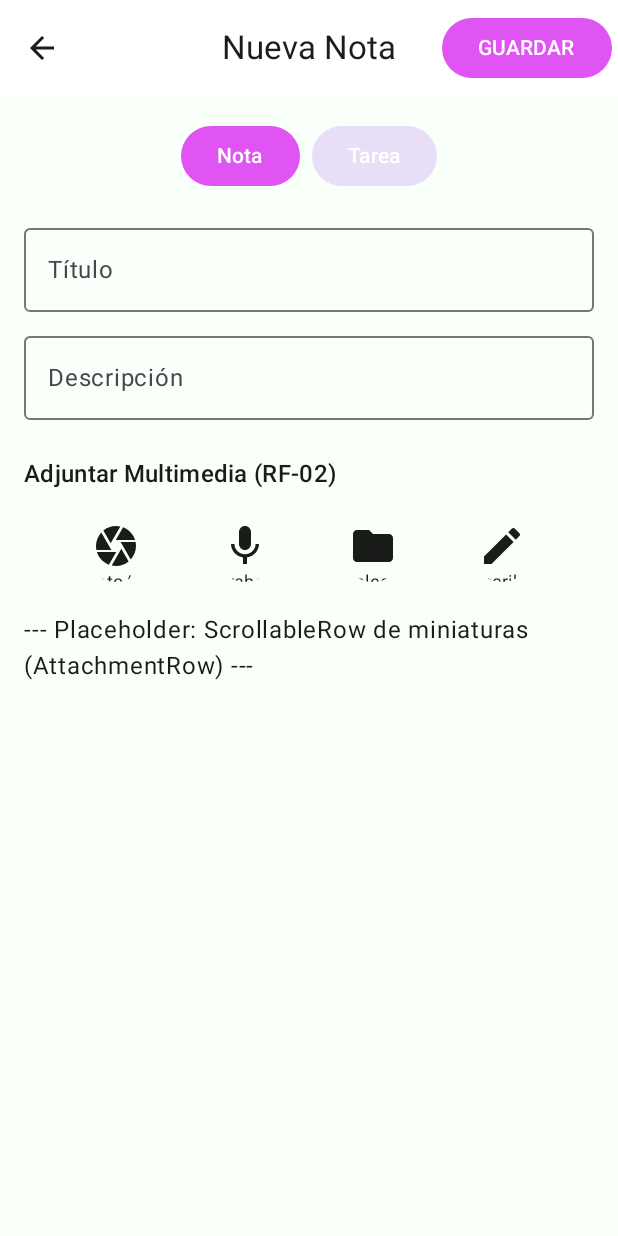
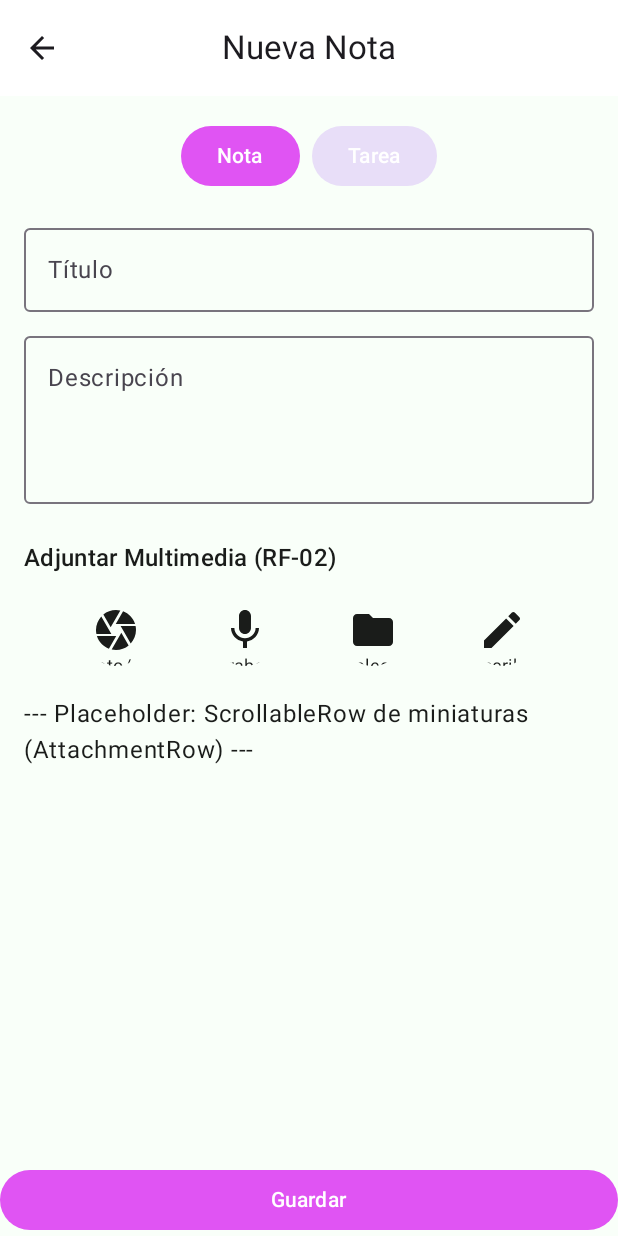
Before and after one commit to paolamontserrat/Proyecto-Final, an Android app built with Jetpack Compose: the MainScreen screen opened through its navigation route, after a tap on "Crear Nuevo", on a phone screen of 412 x 824 dp. Run offline under Robolectric (Android 15) with nearby library versions, the phone set to English and light mode, and no system bars; our stand-ins replace Room's generated code, window size class.

Commit message:
Avance correccion del ROOM ya funciona la base de datos, falta cargar datos para editar y abrir la nota para verla

```diff
--- a/app/build.gradle.kts
+++ b/app/build.gradle.kts
@@ -2,6 +2,7 @@ plugins {
     alias(libs.plugins.android.application)
     alias(libs.plugins.kotlin.android)
     alias(libs.plugins.kotlin.compose)
+    id("com.google.devtools.ksp")
 }
 
 android {
--- a/app/src/main/java/com/example/notasymedia/MainActivity.kt
+++ b/app/src/main/java/com/example/notasymedia/MainActivity.kt
@@ -7,18 +7,33 @@ import androidx.compose.material3.windowsizeclass.ExperimentalMaterial3WindowSiz
 import androidx.compose.material3.windowsizeclass.WindowWidthSizeClass
 import androidx.compose.material3.windowsizeclass.calculateWindowSizeClass
 import androidx.compose.runtime.Composable
-import com.example.notasymedia.ui.screens.MainScreen
-import com.example.notasymedia.ui.theme.NotasYMediaTheme
-
+import androidx.navigation.NavType
 import androidx.navigation.compose.NavHost
 import androidx.navigation.compose.composable
 import androidx.navigation.compose.rememberNavController
+import androidx.navigation.navArgument
+import com.example.notasymedia.data.entity.TipoNota
+import com.example.notasymedia.data.repository.NotaRepositoryFactory
+import com.example.notasymedia.ui.screens.DetailScreen
 import com.example.notasymedia.ui.screens.EntryFormScreen
+import com.example.notasymedia.ui.screens.MainScreen
+import com.example.notasymedia.ui.screens.MasterDetailLayout
+import com.example.notasymedia.ui.theme.NotasYMediaTheme
+import com.example.notasymedia.viewmodel.NotaViewModel
+import kotlinx.coroutines.CoroutineScope
+import kotlinx.coroutines.Dispatchers
+import kotlinx.coroutines.launch
 
 class MainActivity : ComponentActivity() {
+    // ViewModel para pruebas (temporal)
+    private lateinit var testViewModel: NotaViewModel
+
     @OptIn(ExperimentalMaterial3WindowSizeClassApi::class)
     override fun onCreate(savedInstanceState: Bundle?) {
         super.onCreate(savedInstanceState)
+
+        // Crea ViewModel para pruebas
+
         setContent {
             NotasYMediaTheme {
                 val windowSizeClass = calculateWindowSizeClass(this)
@@ -28,13 +43,18 @@ class MainActivity : ComponentActivity() {
     }
 }
 
-
-
 @Composable
 fun AppContent(widthSizeClass: WindowWidthSizeClass) {
-    // 1. Crear el controlador de navegación
+    // 1. Crear el controlador de navegacion
     val navController = rememberNavController()
-
+    if (widthSizeClass == WindowWidthSizeClass.Expanded) {
+        MasterDetailLayout(
+            selectedItemId = -1,
+            onNavigateToEdit = { navController.navigate("entry_form/-1") },
+            onNavigateToDetail = { id -> navController.navigate("detail/$id") },
+            navController = navController
+        )
+    } else {
         // 2. Definir las Rutas
         NavHost(
             navController = navController,
@@ -42,18 +62,36 @@ fun AppContent(widthSizeClass: WindowWidthSizeClass) {
         ) {
             // Ruta 1: Pantalla Principal (Lista)
             composable("main_list") {
-            // Aquí se pasa la acción de navegación (navController.navigate)
+                // Pasa las acciones de navegacion con tipos explicitos (Int para ID)
                 MainScreen(
-                onNavigateToForm = { navController.navigate("entry_form") }
+                    onNavigateToForm = { navController.navigate("entry_form/$id") },
+                    onNavigateToDetail = { id: Int -> navController.navigate("detail/$id") }
+                )
+            }
+            // Ruta 2: Pantalla de Detalle
+            composable(
+                route = "detail/{itemId}",
+                arguments = listOf(navArgument("itemId") { type = NavType.IntType })
+            ) { backStackEntry ->
+                val itemId = backStackEntry.arguments?.getInt("itemId") ?: 0
+                DetailScreen(
+                    itemId = itemId, // Parametro con nombre explicit
+                    onNavigateToEdit = { navController.navigate("entry_form/$itemId") },
+                    onNavigateBack = { navController.popBackStack() }
                 )
             }
 
-        // Ruta 2: Pantalla de Creación/Edición (Formulario)
-        composable("entry_form") {
+            // Ruta 3: Pantalla de Creacion/Edicion (Formulario)
+            composable(
+                route = "entry_form/{itemId}",
+                arguments = listOf(navArgument("itemId") { type = NavType.IntType })
+            ) { backStackEntry ->
+                val itemId = backStackEntry.arguments?.getInt("itemId") ?: -1
                 EntryFormScreen(
-                // Opción para volver atrás desde el formulario
+                    itemId = itemId, // Parametro con nombre explicit
                     onNavigateBack = { navController.popBackStack() }
                 )
             }
         }
     }
+}
--- a/app/src/main/java/com/example/notasymedia/data/AppDatabase.kt
+++ b/app/src/main/java/com/example/notasymedia/data/AppDatabase.kt
@@ -6,6 +6,7 @@ import androidx.room.RoomDatabase
 import android.content.Context
 import com.example.notasymedia.data.dao.NotaDao
 import com.example.notasymedia.data.entity.NotaEntity
+import androidx.room.TypeConverters
 
 // Clase base de la BD Room
 @Database(
@@ -13,6 +14,7 @@ import com.example.notasymedia.data.entity.NotaEntity
     version = 1, // Version inicial
     exportSchema = false
 )
+@TypeConverters(Converters::class)
 abstract class AppDatabase : RoomDatabase() {
 
     // Abstrae el DAO
--- a/app/src/main/java/com/example/notasymedia/ui/screens/EntryFormScreen.kt
+++ b/app/src/main/java/com/example/notasymedia/ui/screens/EntryFormScreen.kt
@@ -1,50 +1,130 @@
 package com.example.notasymedia.ui.screens
 
+import androidx.compose.foundation.layout.*
+import androidx.compose.foundation.rememberScrollState
+import androidx.compose.foundation.verticalScroll
+import androidx.compose.material.icons.Icons
+import androidx.compose.material.icons.filled.*
 import androidx.compose.material3.*
 import androidx.compose.runtime.*
+import androidx.compose.ui.Alignment
 import androidx.compose.ui.Modifier
+import androidx.compose.ui.platform.LocalContext
 import androidx.compose.ui.tooling.preview.Preview
-import androidx.compose.foundation.layout.*
-import androidx.compose.material.icons.Icons
-import androidx.compose.material.icons.filled.ArrowBack
-import androidx.compose.material.icons.filled.Camera
-import androidx.compose.material.icons.filled.Mic
-import androidx.compose.material.icons.filled.Folder
-import androidx.compose.material.icons.filled.Edit
-import androidx.compose.ui.Alignment
 import androidx.compose.ui.unit.dp
+import androidx.lifecycle.ViewModel
+import androidx.lifecycle.ViewModelProvider
+import androidx.lifecycle.viewmodel.compose.viewModel
+import com.example.notasymedia.data.entity.NotaEntity
+import com.example.notasymedia.data.entity.TipoNota
 import com.example.notasymedia.ui.theme.NotasYMediaTheme
+import com.example.notasymedia.viewmodel.NotaViewModel
+import kotlinx.coroutines.launch
+import java.util.Date
 
 @OptIn(ExperimentalMaterial3Api::class)
 @Composable
-fun EntryFormScreen(modifier: Modifier = Modifier, onNavigateBack: () -> Unit) {
-    // Estado para manejar si es NOTA o TAREA (RF-06)
+fun EntryFormScreen(
+    modifier: Modifier = Modifier,
+    itemId: Int = -1,  // -1 para nuevo, ID positivo para editar
+    onNavigateBack: () -> Unit
+) {
+    val context = LocalContext.current
+    val viewModel: NotaViewModel = viewModel(
+        factory = object : ViewModelProvider.Factory {
+            override fun <T : ViewModel> create(modelClass: Class<T>): T {
+                return NotaViewModel(context) as T
+            }
+        }
+    )
+
+    // Estados para campos
+    var titulo by remember { mutableStateOf("") }
+    var descripcion by remember { mutableStateOf("") }
     var isTask by remember { mutableStateOf(false) }
+    var fechaVencimiento by remember { mutableStateOf<Date?>(null) }
     var showMediaSheet by remember { mutableStateOf(false) }
+
+    val coroutineScope = rememberCoroutineScope()
+
+    // Cargar datos si es edición
+    LaunchedEffect(itemId) {
+        if (itemId != -1) {
+            val nota = viewModel.obtenerPorId(itemId)
+            nota?.let {
+                titulo = it.titulo
+                descripcion = it.descripcion
+                isTask = it.tipo == TipoNota.TAREA
+                fechaVencimiento = it.fechaVencimiento
+            }
+        }
+    }
 
     Scaffold(
         topBar = { FormToolbar(isTask, onNavigateBack) },
+        bottomBar = {
+            Button(
+                onClick = {
+                    coroutineScope.launch {
+                        val nota = NotaEntity(
+                            id = if (itemId != -1) itemId else 0,  // 0 para nuevo (Room auto-genera)
+                            titulo = titulo,
+                            descripcion = descripcion,
+                            tipo = if (isTask) TipoNota.TAREA else TipoNota.NOTA,
+                            fechaCreacion = Date(),
+                            fechaVencimiento = if (isTask) fechaVencimiento else null,
+                            esCompletada = false
+                        )
+                        if (itemId != -1) {
+                            viewModel.actualizar(nota)
+                        } else {
+                            viewModel.insertarNueva(titulo, descripcion, nota.tipo, fechaVencimiento)
+                        }
+                        onNavigateBack()
+                    }
+                },
+                modifier = Modifier.fillMaxWidth()
+            ) {
+                Text(if (itemId != -1) "Actualizar" else "Guardar")
+            }
+        }
     ) { paddingValues ->
-        Column(modifier = modifier
-            .padding(paddingValues)
-            .padding(16.dp)
-            .fillMaxSize()) { // Asegura que el Column sea deslizable si el contenido es mucho
-
-            // Selector Nota/Tarea
+        Column(
+            modifier = modifier
+                .padding(paddingValues)
+                .padding(16.dp)
+                .fillMaxSize()
+                .verticalScroll(rememberScrollState())
+        ) {
+            // Selector Nota/Tarea (asumiendo ClassificationSwitch definido)
             ClassificationSwitch(isTask) { isTask = it }
 
             Spacer(Modifier.height(16.dp))
-            OutlinedTextField(value = "", onValueChange = {}, label = { Text("Título") }, modifier = Modifier.fillMaxWidth())
+            OutlinedTextField(
+                value = titulo,
+                onValueChange = { titulo = it },
+                label = { Text("Título") },
+                modifier = Modifier.fillMaxWidth()
+            )
             Spacer(Modifier.height(8.dp))
-            OutlinedTextField(value = "", onValueChange = {}, label = { Text("Descripción") }, modifier = Modifier.fillMaxWidth())
+            OutlinedTextField(
+                value = descripcion,
+                onValueChange = { descripcion = it },
+                label = { Text("Descripción") },
+                modifier = Modifier.fillMaxWidth().height(120.dp),
+                maxLines = 5
+            )
 
             // Campos de Fecha/Hora (solo si es Tarea)
             if (isTask) {
                 Spacer(Modifier.height(16.dp))
-                // Placeholder para el selector de fecha/hora
-                Text("Fecha de Vencimiento: (Custom Date/Time Picker Composable)",
+                // Placeholder para selector de fecha/hora - puedes reemplazar con DatePickerDialog
+                Text("Fecha de Vencimiento: ${fechaVencimiento ?: "No seleccionada"}",
                     style = MaterialTheme.typography.bodyMedium,
                     color = MaterialTheme.colorScheme.primary)
+                Button(onClick = { /* Implementar DatePicker aquí */ }) {
+                    Text("Seleccionar Fecha")
+                }
             }
 
             Spacer(Modifier.height(24.dp))
@@ -54,7 +134,6 @@ fun EntryFormScreen(modifier: Modifier = Modifier, onNavigateBack: () -> Unit) {
             MediaTypeSelector(onAttachClicked = { showMediaSheet = true })
 
             Text("--- Placeholder: ScrollableRow de miniaturas (AttachmentRow) ---")
-
         }
     }
 
@@ -62,7 +141,6 @@ fun EntryFormScreen(modifier: Modifier = Modifier, onNavigateBack: () -> Unit) {
         MediaPickerBottomSheet(onDismiss = { showMediaSheet = false })
     }
 }
-
 
 @OptIn(ExperimentalMaterial3Api::class)
 @Composable
@@ -72,12 +150,6 @@ fun FormToolbar(isTask: Boolean, onNavigateBack: () -> Unit) {
         navigationIcon = {
             IconButton(onClick = onNavigateBack) {
             Icon(Icons.Filled.ArrowBack, contentDescription = "Volver")
-            }
-        },
-        actions = {
-            // Botón de Guardar
-            Button(onClick = { /* Guardar Datos */ }) {
-                Text("GUARDAR")
             }
         }
     )
--- a/build.gradle.kts
+++ b/build.gradle.kts
@@ -10,8 +10,5 @@ plugins {
     alias(libs.plugins.kotlin.android) apply false
     alias(libs.plugins.kotlin.compose) apply false
     id("com.android.library") version "8.12.3" apply false
+    id("com.google.devtools.ksp") version "2.0.21-1.0.26" apply false
 }
-
-tasks.register("clean", Delete::class) {
-    delete(rootProject.buildDir)
-}
```
Also changed, not shown: app/src/main/java/com/example/notasymedia/data/Converters.kt (added, +22 -0 lines), app/src/main/java/com/example/notasymedia/ui/screens/DetailScreen.kt (+12 -8 lines), app/src/main/java/com/example/notasymedia/ui/screens/MainScreen.kt (+37 -38 lines), app/src/main/java/com/example/notasymedia/ui/screens/MasterDetailLayout.kt (+21 -13 lines), app/src/main/java/com/example/notasymedia/viewmodel/NotaViewModel.kt (+21 -6 lines). Lines whose indentation alone changed are shown as unchanged.
